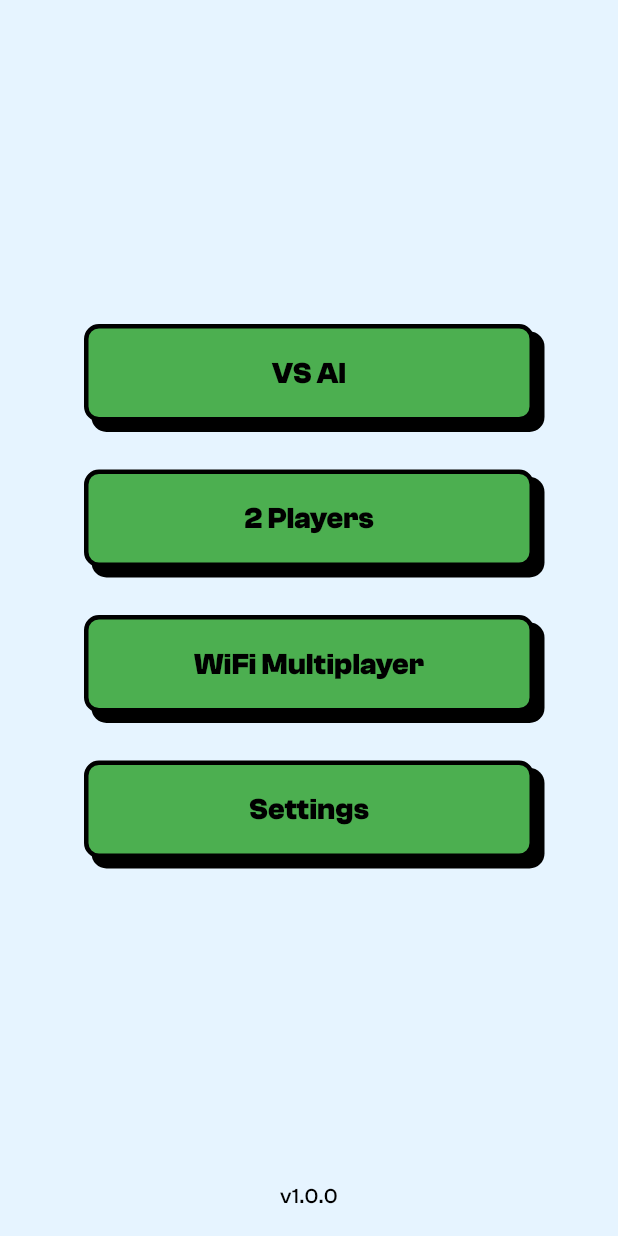
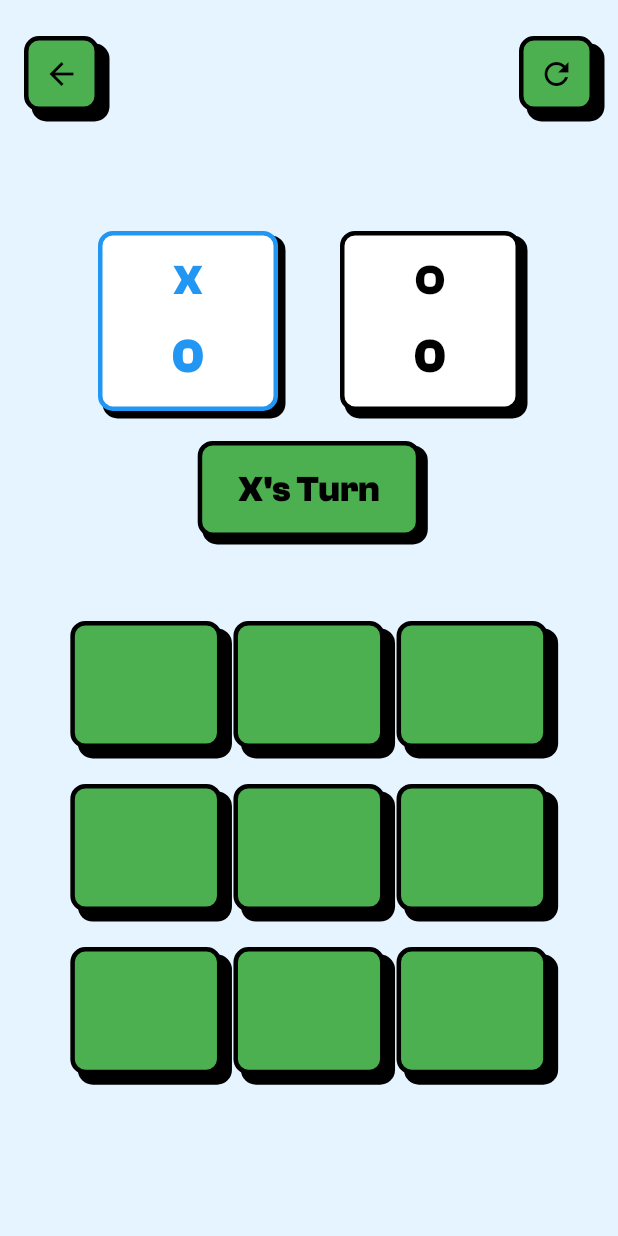
Before and after one commit to Dukeazeta/tictackoko, a Flutter app: the screen it shows after launch, after a tap on "VS AI", on a phone screen of 412 x 824 dp. Run offline on Flutter 3.47's test engine with Material 3 defaults, Android fonts, the phone set to English and light mode, and no system bars; our stand-ins replace flutter_riverpod, riverpod_annotation; generated files the repository leaves out were written again.

Commit message:
modified:   tictackoko/lib/main.dart 	new file:   tictackoko/lib/screens/game_screen.dart 	modified:   tictackoko/lib/screens/home_screen.dart 	modified:   tictackoko/lib/widgets/game_button.dart

```diff
--- /dev/null
+++ b/tictackoko/lib/screens/game_screen.dart
@@ -0,0 +1,321 @@
+import 'package:flutter/material.dart';
+import 'package:flutter_riverpod/flutter_riverpod.dart';
+import '../providers/settings_provider.dart';
+import '../utils/constants.dart';
+import '../widgets/game_button.dart';
+
+class GameScreen extends ConsumerStatefulWidget {
+  final bool isVsAI;
+  const GameScreen({super.key, required this.isVsAI});
+
+  @override
+  ConsumerState<GameScreen> createState() => _GameScreenState();
+}
+
+class _GameScreenState extends ConsumerState<GameScreen> {
+  List<String> board = List.filled(9, '');
+  bool isXTurn = true;
+  String? winner;
+  int xScore = 0;
+  int oScore = 0;
+
+  void _makeMove(int index) {
+    if (board[index].isEmpty && winner == null) {
+      setState(() {
+        board[index] = isXTurn ? 'X' : 'O';
+        winner = _checkWinnerForBoard(board);
+        if (winner != null && winner != 'Draw') {
+          if (winner == 'X') {
+            xScore++;
+          } else if (winner == 'O') {
+            oScore++;
+          }
+        }
+        isXTurn = !isXTurn;
+      });
+
+      if (winner == null && !isXTurn) {
+        _makeAIMove();
+      }
+    }
+  }
+
+  void _makeAIMove() {
+    final settings = ref.read(settingsNotifierProvider);
+    int bestMove;
+
+    switch (settings.aiDifficulty) {
+      case AIDifficulty.easy:
+        bestMove = _getRandomMove();
+      case AIDifficulty.medium:
+        bestMove = _getMediumMove();
+      case AIDifficulty.hard:
+        bestMove = _getBestMove();
+    }
+
+    Future.delayed(
+        const Duration(milliseconds: 500), () => _makeMove(bestMove));
+  }
+
+  int _getRandomMove() {
+    final emptySpots =
+        List.generate(9, (i) => i).where((i) => board[i].isEmpty).toList();
+    return emptySpots[
+        DateTime.now().millisecondsSinceEpoch % emptySpots.length];
+  }
+
+  int _getMediumMove() {
+    // 50% chance of making the best move, 50% chance of making a random move
+    return DateTime.now().millisecondsSinceEpoch % 2 == 0
+        ? _getBestMove()
+        : _getRandomMove();
+  }
+
+  int _getBestMove() {
+    int bestScore = -1000;
+    int bestMove = 0;
+
+    for (int i = 0; i < 9; i++) {
+      if (board[i].isEmpty) {
+        board[i] = 'O';
+        int score = _minimax(board, 0, false);
+        board[i] = '';
+
+        if (score > bestScore) {
+          bestScore = score;
+          bestMove = i;
+        }
+      }
+    }
+
+    return bestMove;
+  }
+
+  int _minimax(List<String> board, int depth, bool isMaximizing) {
+    String? result = _checkWinnerForBoard(board);
+    if (result != null) {
+      return result == 'O'
+          ? 10 - depth
+          : result == 'X'
+              ? depth - 10
+              : 0;
+    }
+
+    if (isMaximizing) {
+      int bestScore = -1000;
+      for (int i = 0; i < 9; i++) {
+        if (board[i].isEmpty) {
+          board[i] = 'O';
+          bestScore = max(bestScore, _minimax(board, depth + 1, false));
+          board[i] = '';
+        }
+      }
+      return bestScore;
+    } else {
+      int bestScore = 1000;
+      for (int i = 0; i < 9; i++) {
+        if (board[i].isEmpty) {
+          board[i] = 'X';
+          bestScore = min(bestScore, _minimax(board, depth + 1, true));
+          board[i] = '';
+        }
+      }
+      return bestScore;
+    }
+  }
+
+  String? _checkWinnerForBoard(List<String> board) {
+    for (String player in ['X', 'O']) {
+      // Rows
+      for (int i = 0; i < 9; i += 3) {
+        if (board[i] == player &&
+            board[i + 1] == player &&
+            board[i + 2] == player) {
+          return player;
+        }
+      }
+      // Columns
+      for (int i = 0; i < 3; i++) {
+        if (board[i] == player &&
+            board[i + 3] == player &&
+            board[i + 6] == player) {
+          return player;
+        }
+      }
+      // Diagonals
+      if (board[0] == player && board[4] == player && board[8] == player) {
+        return player;
+      }
+      if (board[2] == player && board[4] == player && board[6] == player) {
+        return player;
+      }
+    }
+    // Check for draw
+    if (!board.contains('')) return 'Draw';
+    return null;
+  }
+
+  void _resetGame() {
+    setState(() {
+      board = List.filled(9, '');
+      isXTurn = true;
+      winner = null;
+    });
+  }
+
+  Widget _buildPlayerScore(String player, int score, Color color, bool isActive) {
+    return Container(
+      width: 120,
+      height: 120,
+      decoration: BoxDecoration(
+        color: Colors.white,
+        borderRadius: BorderRadius.circular(10),
+        border: Border.all(
+          color: isActive ? color : Colors.black,
+          width: 3,
+        ),
+        boxShadow: [
+          BoxShadow(
+            color: Colors.black,
+            offset: const Offset(4, 4),
+            spreadRadius: 1,
+          ),
+        ],
+      ),
+      child: Column(
+        mainAxisAlignment: MainAxisAlignment.center,
+        children: [
+          Text(
+            player,
+            style: TextStyle(
+              fontSize: 28,
+              fontWeight: FontWeight.bold,
+              fontFamily: 'ClashGrotesk',
+              color: isActive ? color : Colors.black,
+            ),
+          ),
+          const SizedBox(height: 8),
+          Text(
+            '$score',
+            style: TextStyle(
+              fontSize: 32,
+              fontWeight: FontWeight.bold,
+              fontFamily: 'ClashGrotesk',
+              color: isActive ? color : Colors.black,
+            ),
+          ),
+        ],
+      ),
+    );
+  }
+
+  @override
+  Widget build(BuildContext context) {
+    return Scaffold(
+      backgroundColor: AppColors.background,
+      body: SafeArea(
+        child: Column(
+          children: [
+            Padding(
+              padding: const EdgeInsets.all(16.0),
+              child: Row(
+                mainAxisAlignment: MainAxisAlignment.spaceBetween,
+                children: [
+                  GameButton(
+                    text: '',
+                    width: 50,
+                    height: 50,
+                    child: const Icon(Icons.arrow_back, color: Colors.black),
+                    onPressed: () => Navigator.pop(context),
+                  ),
+                  GameButton(
+                    text: '',
+                    width: 50,
+                    height: 50,
+                    child: const Icon(Icons.refresh, color: Colors.black),
+                    onPressed: _resetGame,
+                  ),
+                ],
+              ),
+            ),
+            const Spacer(flex: 2),
+            Container(
+              margin: const EdgeInsets.symmetric(horizontal: 24),
+              child: Row(
+                mainAxisAlignment: MainAxisAlignment.spaceEvenly,
+                children: [
+                  _buildPlayerScore('X', xScore, Colors.blue, isXTurn),
+                  _buildPlayerScore('O', oScore, Colors.red, !isXTurn),
+                ],
+              ),
+            ),
+            const SizedBox(height: 20),
+            Container(
+              padding: const EdgeInsets.symmetric(horizontal: 24, vertical: 12),
+              decoration: BoxDecoration(
+                color: AppColors.primary,
+                borderRadius: BorderRadius.circular(10),
+                border: Border.all(
+                  color: Colors.black,
+                  width: 3,
+                ),
+                boxShadow: [
+                  BoxShadow(
+                    color: Colors.black,
+                    offset: const Offset(4, 4),
+                    spreadRadius: 1,
+                  ),
+                ],
+              ),
+              child: Text(
+                winner == null
+                    ? '${isXTurn ? "X" : "O"}\'s Turn'
+                    : winner == 'Draw'
+                        ? 'Draw!'
+                        : '$winner Wins!',
+                style: const TextStyle(
+                  fontSize: 24,
+                  fontWeight: FontWeight.bold,
+                  fontFamily: 'ClashGrotesk',
+                  color: Colors.black,
+                ),
+              ),
+            ),
+            const SizedBox(height: 32),
+            SizedBox(
+              width: MediaQuery.of(context).size.width * 0.85,
+              child: AspectRatio(
+                aspectRatio: 1,
+                child: GridView.builder(
+                  shrinkWrap: true,
+                  physics: const NeverScrollableScrollPhysics(),
+                  padding: const EdgeInsets.all(16),
+                  gridDelegate: const SliverGridDelegateWithFixedCrossAxisCount(
+                    crossAxisCount: 3,
+                    crossAxisSpacing: 8,
+                    mainAxisSpacing: 8,
+                  ),
+                  itemCount: 9,
+                  itemBuilder: (context, index) {
+                    return GameButton(
+                      text: board[index],
+                      onPressed: () => _makeMove(index),
+                      textStyle: const TextStyle(
+                        fontSize: 64,
+                        fontWeight: FontWeight.bold,
+                      ),
+                    );
+                  },
+                ),
+              ),
+            ),
+            const Spacer(flex: 3),
+          ],
+        ),
+      ),
+    );
+  }
+}
+
+int max(int a, int b) => a > b ? a : b;
+int min(int a, int b) => a < b ? a : b;
--- a/tictackoko/lib/screens/home_screen.dart
+++ b/tictackoko/lib/screens/home_screen.dart
@@ -4,6 +4,7 @@ import '../utils/constants.dart';
 import 'package:flutter_riverpod/flutter_riverpod.dart';
 import '../providers/settings_provider.dart';
 import 'settings_screen.dart';
+import 'game_screen.dart';
 
 class HomeScreen extends StatelessWidget {
   const HomeScreen({super.key});
@@ -22,23 +23,32 @@ class HomeScreen extends StatelessWidget {
                   children: [
                     GameButton(
                       text: 'VS AI',
-                      onPressed: () {
-                        // TODO: Navigate to AI game screen
-                      },
+                      onPressed: () => Navigator.push(
+                        context,
+                        MaterialPageRoute(
+                          builder: (context) => const GameScreen(isVsAI: true),
+                        ),
+                      ),
                     ),
                     const SizedBox(height: 16),
                     GameButton(
                       text: '2 Players',
-                      onPressed: () {
-                        // TODO: Navigate to 2 players game screen
-                      },
+                      onPressed: () => Navigator.push(
+                        context,
+                        MaterialPageRoute(
+                          builder: (context) => const GameScreen(isVsAI: false),
+                        ),
+                      ),
                     ),
                     const SizedBox(height: 16),
                     GameButton(
                       text: 'WiFi Multiplayer',
-                      onPressed: () {
-                        // TODO: Navigate to WiFi multiplayer screen
-                      },
+                      onPressed: () => Navigator.push(
+                        context,
+                        MaterialPageRoute(
+                          builder: (context) => const GameScreen(isVsAI: false),
+                        ),
+                      ),
                     ),
                     const SizedBox(height: 16),
                     GameButton(
--- a/tictackoko/lib/widgets/game_button.dart
+++ b/tictackoko/lib/widgets/game_button.dart
@@ -7,6 +7,7 @@ class GameButton extends StatelessWidget {
   final double? width;
   final double? height;
   final Widget? child;
+  final TextStyle? textStyle;
 
   const GameButton({
     super.key,
@@ -15,6 +16,7 @@ class GameButton extends StatelessWidget {
     this.width = 300,
     this.height = 65,
     this.child,
+    this.textStyle,
   });
 
   @override
@@ -46,7 +48,7 @@ class GameButton extends StatelessWidget {
           child: Center(
             child: child ?? Text(
               text,
-              style: const TextStyle(
+              style: textStyle ?? const TextStyle(
                 fontSize: 20,
                 fontWeight: FontWeight.bold,
                 fontFamily: 'ClashGrotesk',
```
Also changed, not shown: tictackoko/lib/main.dart (line endings or trailing spaces).
